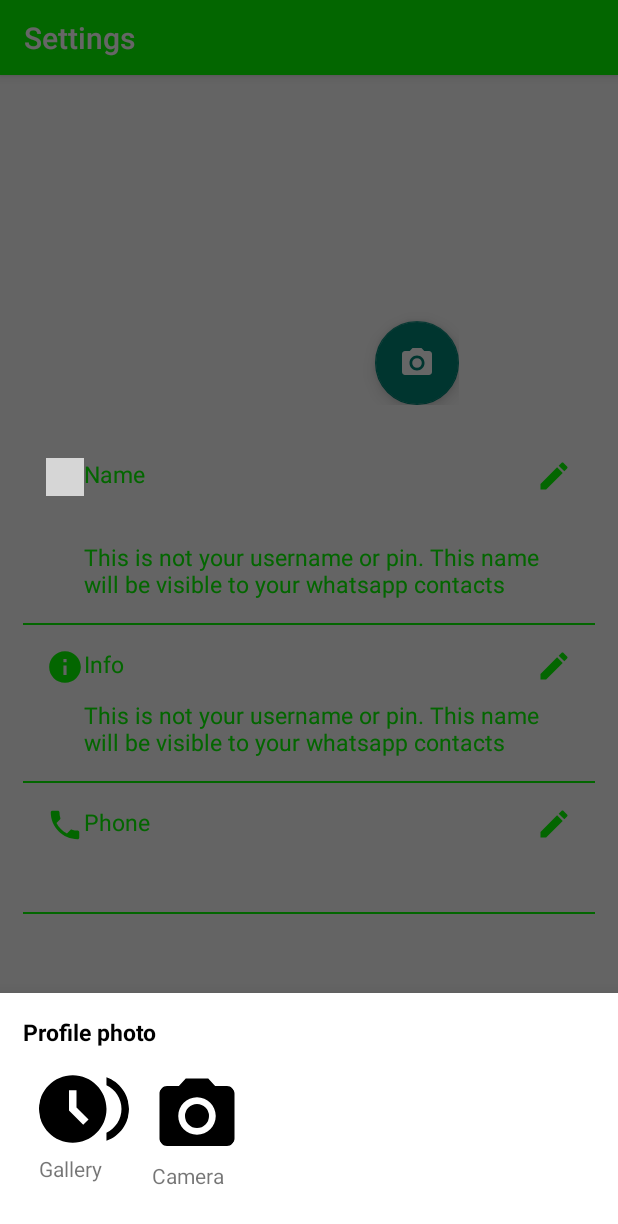
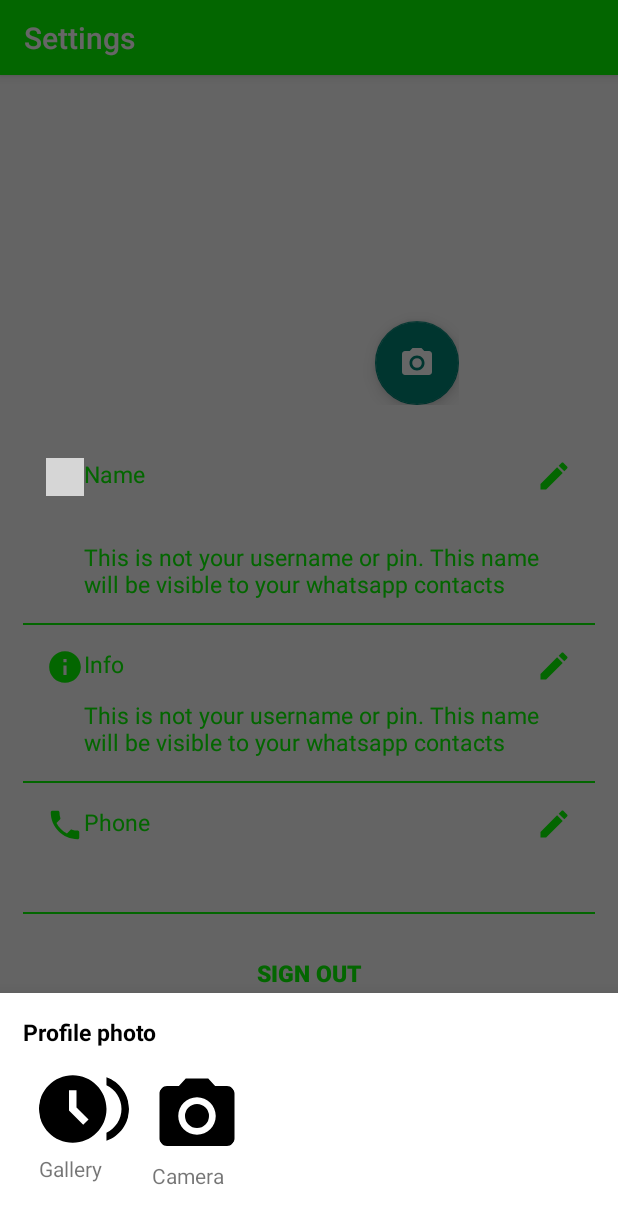
Before and after one commit to javierjuanJJ/Whatsapp-clone-Android-2, an Android app: the ProfileActivity screen opened directly, with no data from a screen before it, after a tap on "TODO", on a phone screen of 412 x 824 dp. Shown: the top 1224 px of the screen. Run offline under Robolectric (Android 15) with nearby library versions, the phone set to English and light mode, and no system bars; our stand-ins replace CircleImageView, Firebase (no records; nobody signed in at launch, a user with empty details on screens opened directly), data binding; 1 statement that could not run was skipped; grey boxes are pictures that could not be loaded.

Commit message:
Commit 25: Firebase sign out

```diff
--- a/app/src/main/res/layout/activity_profile.xml
+++ b/app/src/main/res/layout/activity_profile.xml
@@ -257,6 +257,18 @@
 
         </LinearLayout>
 
+        <Button
+            android:id="@+id/btnSignOut"
+            android:layout_width="wrap_content"
+            android:layout_height="wrap_content"
+            android:text="SIGN OUT"
+            android:layout_gravity="center_horizontal"
+            android:layout_margin="15dp"
+            android:background="@android:color/transparent"
+            android:textSize="15sp"
+            android:textColor="@color/colorPrimary"
+            android:textStyle="bold"/>
+
 
     </LinearLayout>
 </layout>
```
Also changed, not shown: app/src/main/java/whatsappclone/proyecto_javier_juan_uceda/whatsappcloneandroid2/Profile/ProfileActivity.java (+29 -0 lines).
